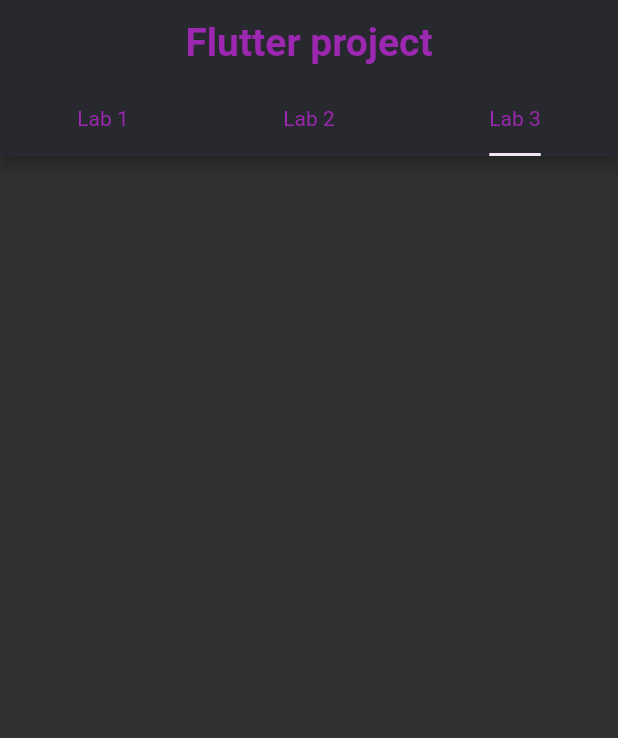
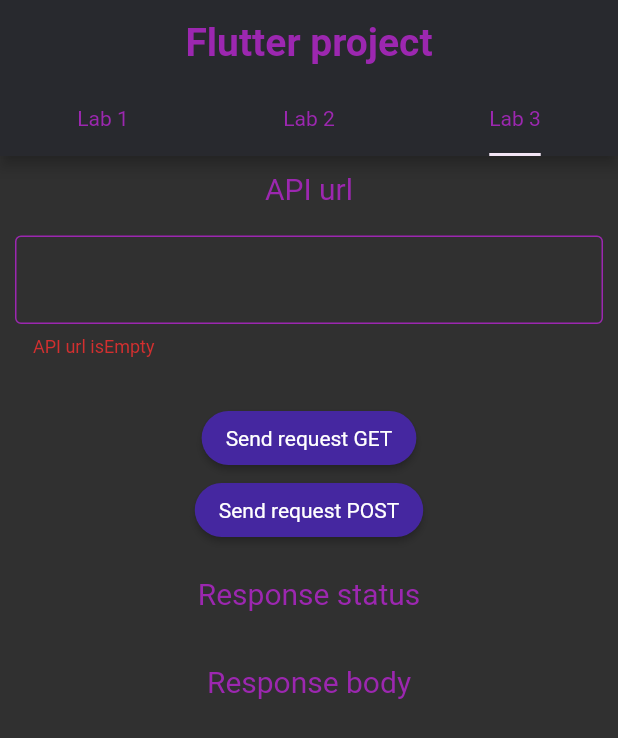
Before and after one commit to oconsuel/flutter-development, a Flutter app: the screen it shows after launch, tab 3 chosen, on a phone screen of 412 x 824 dp. Shown: the top 738 px of the screen. Run offline on Flutter 3.47's test engine with Material 2 defaults, Android fonts, the phone set to English and light mode, and no system bars; our stand-ins replace camera, chewie, syncfusion_flutter_gauges, video_player; missing offline and left inert: esys_flutter_share.

Commit message:
add 03 lab

```diff
--- a/lib/labs/SecondLab/camera_screen.dart
+++ b/lib/labs/SecondLab/camera_screen.dart
@@ -87,7 +87,6 @@ class _CameraScreenState extends State {
                     children: <Widget>[
                       _cameraToggleRowWidget(),
                       _cameraControlWidget(context),
-                      _cameraToggleRowWidget(),
                     ],
                   ),
                 ),
--- a/lib/labs/ThirdLab.dart
+++ b/lib/labs/ThirdLab.dart
@@ -1,11 +1,116 @@
 import 'package:flutter/material.dart';
+import 'package:http/http.dart' as http;
+import 'dart:math';
 
-class ThirdLabs extends StatelessWidget {
+class TestHttp extends StatefulWidget {
+  final String url;
+
+  TestHttp({String url}) : url = url;
+
   @override
+  State<StatefulWidget> createState() => TestHttpState();
+} // TestHttp
+
+class TestHttpState extends State<TestHttp> {
+  final _formKey = GlobalKey<FormState>();
+
+  String _url, _body;
+  int _status;
+
+  @override
+  void initState() {
+    _url = widget.url;
+    super.initState();
+  } //initState
+
+  _sendRequestGet() {
+    if (_formKey.currentState.validate()) {
+      _formKey.currentState.save(); //update form data
+
+      http.get(_url).then((response) {
+        _status = response.statusCode;
+        _body = response.body;
+
+        setState(() {}); //reBuildWidget
+      }).catchError((error) {
+        _status = 0;
+        _body = error.toString();
+
+        setState(() {}); //reBuildWidget
+      });
+    }
+  } //_sendRequestGet
+
+  _sendRequestPost() async {
+    if (_formKey.currentState.validate()) {
+      _formKey.currentState.save(); //update form data
+
+      try {
+        var response = await http.post(_url);
+
+        _status = response.statusCode;
+        _body = response.body;
+      } catch (error) {
+        _status = 0;
+        _body = error.toString();
+      }
+      setState(() {}); //reBuildWidget
+    }
+  } //_sendRequestPost
+
+  //_sendRequestPost
+
   Widget build(BuildContext context) {
-    return Container(
-      height: double.infinity,
-      width: double.infinity,
-    );
-  }
-}
+    return Form(
+        key: _formKey,
+        child: SingleChildScrollView(
+            child: Column(
+          children: <Widget>[
+            Container(
+                child: Text('API url',
+                    style:
+                        TextStyle(fontSize: 20.0, color: Colors.purple[500])),
+                padding: EdgeInsets.all(10.0)),
+            Container(
+                child: TextFormField(
+                    initialValue: _url,
+                    validator: (value) {
+                      if (value.isEmpty) return 'API url isEmpty';
+                    },
+                    onSaved: (value) {
+                      _url = value;
+                    },
+                    autovalidate: true),
+                padding: EdgeInsets.all(10.0)),
+            SizedBox(height: 20.0),
+            RaisedButton(
+              child: Text('Send request GET'),
+              onPressed: _sendRequestGet,
+              color: Colors.deepPurple[800],
+              textColor: Colors.white,
+              shape: RoundedRectangleBorder(
+                  borderRadius: BorderRadius.all(Radius.circular(80))),
+            ),
+            RaisedButton(
+              child: Text('Send request POST'),
+              onPressed: _sendRequestPost,
+              color: Colors.deepPurple[800],
+              textColor: Colors.white,
+              shape: RoundedRectangleBorder(
+                  borderRadius: BorderRadius.all(Radius.circular(80))),
+            ),
+            SizedBox(height: 20.0),
+            Text('Response status',
+                style: TextStyle(fontSize: 20.0, color: Colors.purple[500])),
+            Text(_status == null ? '' : _status.toString()),
+            SizedBox(height: 20.0),
+            Text('Response body',
+                style: TextStyle(fontSize: 20.0, color: Colors.purple[500])),
+            SizedBox(height: 20.0),
+            Text(
+              _body == null ? '' : _body,
+            ),
+          ],
+        )));
+  } //build
+} //TestHttpState
--- a/lib/main.dart
+++ b/lib/main.dart
@@ -63,7 +63,7 @@ class ScreenWidget extends StatelessWidget {
           //   ],
           // ),
           body: TabBarView(
-            children: <Widget>[FirstLabs(), SecondLabs(), ThirdLabs()],
+            children: <Widget>[FirstLabs(), SecondLabs(), TestHttp()],
           ),
         ),
       ),
--- a/pubspec.yaml
+++ b/pubspec.yaml
@@ -39,7 +39,11 @@ dev_dependencies:
   path_provider: ^1.1.0
   path: ^1.6.2
   esys_flutter_share: ^1.0.2
-
+  photofilters: ^2.0.1
+  image:
+  image_picker:
+  filter:
+  http:
 # For information on the generic Dart part of this file, see the
 # following page: https://dart.dev/tools/pub/pubspec
 
```
Also changed, not shown: pubspec.lock.
